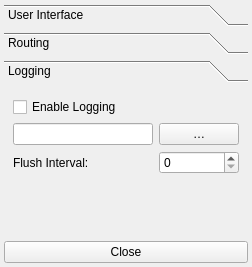
shentok/MoNav, file client/generalsettingsdialog.ui: the form before one commit.
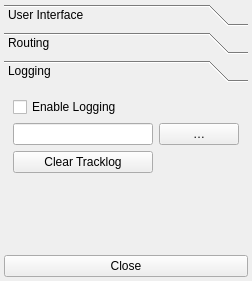
The form after the commit. The open tabs and pages were chosen to show the change.

Commit message: Patch by Cristoph Eckert: Client - Logger: - flush every 5 minutes - moved settings into global settings - added option to clear track

```diff
--- a/client/generalsettingsdialog.ui
+++ b/client/generalsettingsdialog.ui
@@ -7,20 +7,17 @@
     <x>0</x>
     <y>0</y>
     <width>252</width>
-    <height>252</height>
+    <height>281</height>
    </rect>
   </property>
   <property name="windowTitle">
    <string>Settings</string>
   </property>
-  <layout class="QVBoxLayout" name="verticalLayout_3">
-   <property name="spacing">
-    <number>2</number>
-   </property>
+  <layout class="QGridLayout" name="gridLayout_2">
    <property name="margin">
     <number>4</number>
    </property>
-   <item>
+   <item row="0" column="0">
     <widget class="QToolBox" name="toolBox">
      <property name="sizePolicy">
       <sizepolicy hsizetype="Minimum" vsizetype="Minimum">
@@ -29,15 +26,15 @@
       </sizepolicy>
      </property>
      <property name="currentIndex">
-      <number>1</number>
+      <number>2</number>
      </property>
      <widget class="QWidget" name="userInterface">
       <property name="geometry">
        <rect>
         <x>0</x>
         <y>0</y>
-        <width>210</width>
-        <height>166</height>
+        <width>234</width>
+        <height>154</height>
        </rect>
       </property>
       <property name="sizePolicy">
@@ -142,8 +139,8 @@
        <rect>
         <x>0</x>
         <y>0</y>
-        <width>244</width>
-        <height>128</height>
+        <width>234</width>
+        <height>154</height>
        </rect>
       </property>
       <attribute name="label">
@@ -177,17 +174,17 @@
        <rect>
         <x>0</x>
         <y>0</y>
-        <width>235</width>
-        <height>110</height>
+        <width>234</width>
+        <height>154</height>
        </rect>
       </property>
       <attribute name="label">
        <string>Logging</string>
       </attribute>
-      <layout class="QGridLayout" name="gridLayout_2">
+      <layout class="QGridLayout" name="gridLayout_4">
        <item row="0" column="0">
         <layout class="QGridLayout" name="gridLayout">
-         <item row="0" column="0" colspan="2">
+         <item row="0" column="0">
           <widget class="QCheckBox" name="checkBoxLogging">
            <property name="toolTip">
             <string>The GPS position is logged to a file for later use.</string>
@@ -200,7 +197,7 @@
            </property>
           </widget>
          </item>
-         <item row="1" column="0" colspan="2">
+         <item row="1" column="0">
           <widget class="QLineEdit" name="lineEditPathLogging">
            <property name="toolTip">
             <string>The folder to host the logfile</string>
@@ -210,7 +207,7 @@
            </property>
           </widget>
          </item>
-         <item row="1" column="2">
+         <item row="1" column="1">
           <widget class="QPushButton" name="pushButtonPathLogging">
            <property name="toolTip">
             <string>Click to select the logfile folder</string>
@@ -224,23 +221,19 @@
           </widget>
          </item>
          <item row="2" column="0">
-          <widget class="QLabel" name="labelFlushIntervalLogging">
-           <property name="text">
-            <string>Flush Interval:</string>
-           </property>
-          </widget>
-         </item>
-         <item row="2" column="2">
-          <widget class="QSpinBox" name="spinBoxLogInterval">
+          <widget class="QPushButton" name="pushButtonClearTracklog">
            <property name="toolTip">
-            <string>The interval to write the logfile in seconds</string>
+            <string>Click to clear the tracklog</string>
            </property>
            <property name="whatsThis">
-            <string>The interval to write the logfile in seconds</string>
+            <string>Click to clear the tracklog</string>
+           </property>
+           <property name="text">
+            <string>Clear Tracklog</string>
            </property>
           </widget>
          </item>
-         <item row="3" column="1">
+         <item row="3" column="0">
           <spacer name="verticalSpacer_2">
            <property name="orientation">
             <enum>Qt::Vertical</enum>
@@ -259,7 +252,7 @@
      </widget>
     </widget>
    </item>
-   <item>
+   <item row="1" column="0">
     <widget class="QPushButton" name="pushButton">
      <property name="text">
       <string>Close</string>
```
The commit also changes 6 other files.
